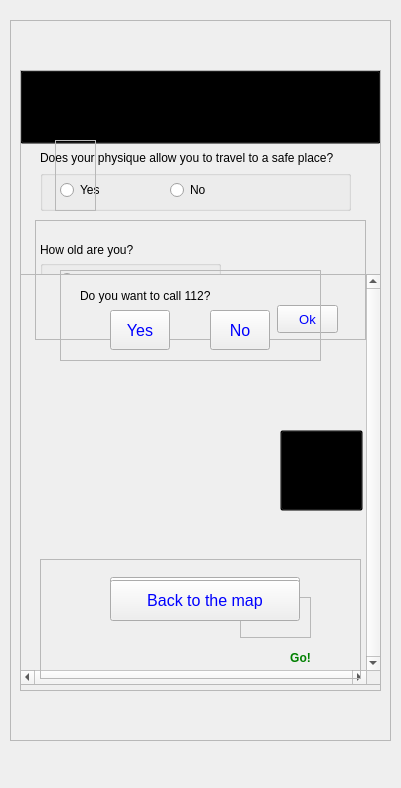
Before: the Qt Designer form WhereIsSafe/wis_dockwidget_base.ui in melikasajadian/2017_Group4_Where2BSafe, drawn with Qt 5.
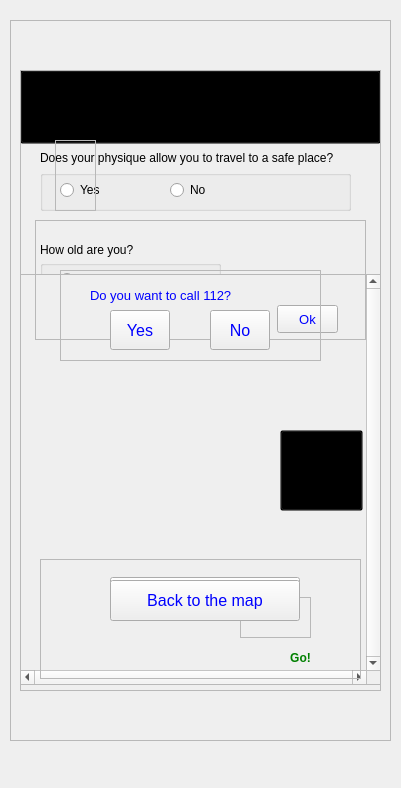
After: the same form once the commit is applied. Icons and pictures are not drawn. Custom widgets are drawn as their Qt base class.

```diff
--- a/WhereIsSafe/wis_dockwidget_base.ui
+++ b/WhereIsSafe/wis_dockwidget_base.ui
@@ -166,6 +166,12 @@
 font-size: 8pt;
 }
 
+QLabel#callingLable{
+background-color:transparent;
+color: blue;
+font-size: 10pt;
+}
+
 QLabel#infoLable{
 background-color:transparent;
 color: green;
@@ -963,7 +969,7 @@
      <widget class="QLabel" name="callingLable">
       <property name="geometry">
        <rect>
-        <x>20</x>
+        <x>30</x>
         <y>10</y>
         <width>221</width>
         <height>31</height>
@@ -1064,7 +1070,7 @@
        <x>10</x>
        <y>10</y>
        <width>271</width>
-       <height>91</height>
+       <height>85</height>
       </rect>
      </property>
      <property name="text">
```
